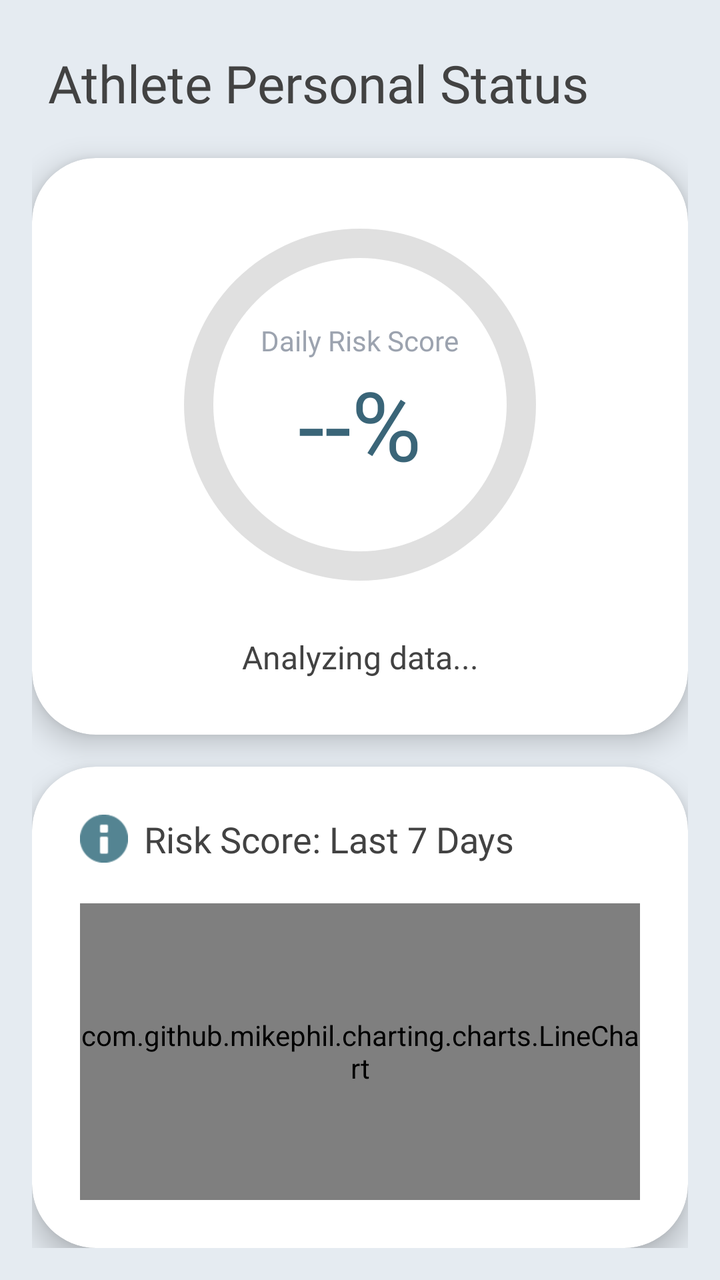
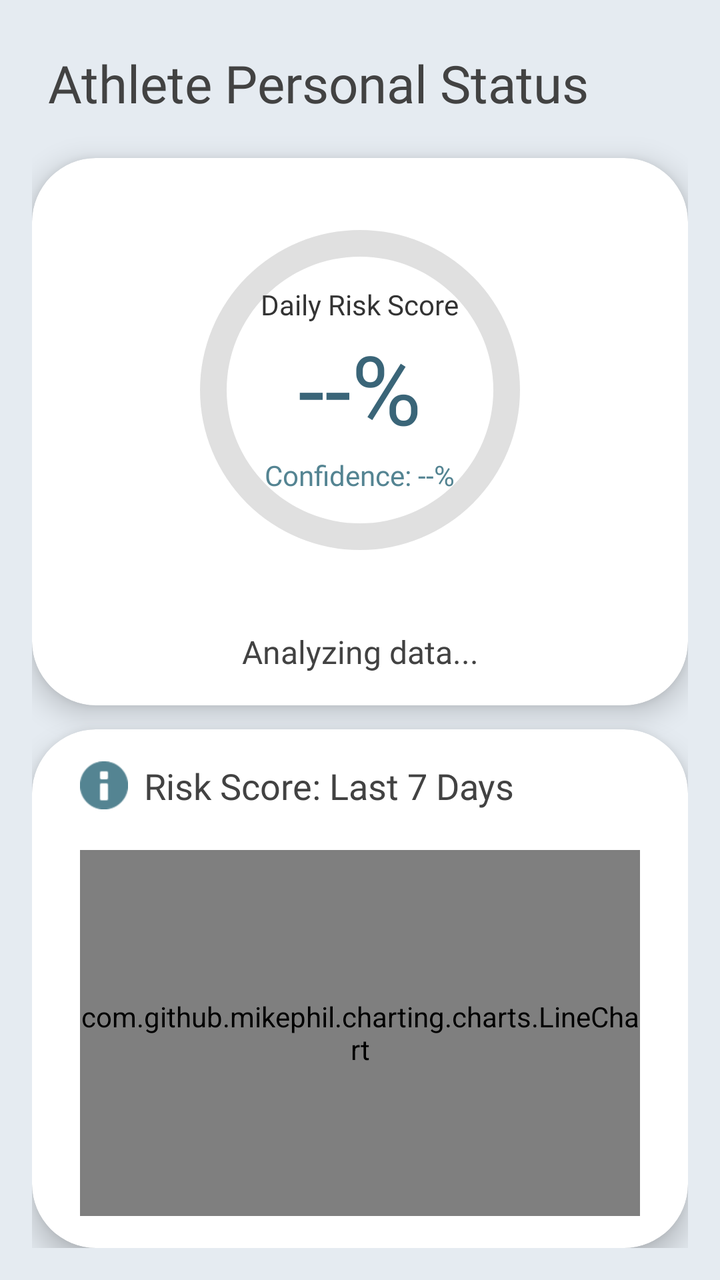

Before-and-after screenshots of an Android layout around one commit, followed by the original layout XML and the change that was made.
<!-- AndroidManifest.xml: application theme Theme.AthleAgent -->
<!-- res/layout/activity_athlete_dashboard.xml -->
<?xml version="1.0" encoding="utf-8"?>
<androidx.appcompat.widget.LinearLayoutCompat xmlns:android="http://schemas.android.com/apk/res/android"
    xmlns:app="http://schemas.android.com/apk/res-auto"
    xmlns:tools="http://schemas.android.com/tools"
    android:id="@+id/dashboard_root"
    android:layout_width="match_parent"
    android:layout_height="match_parent"
    android:background="@color/background_dash"
    android:orientation="vertical"
    android:padding="@dimen/spacing_16">

    <com.google.android.material.textview.MaterialTextView
        android:layout_width="match_parent"
        android:layout_height="wrap_content"
        android:text="@string/athlete_dashboard_headline"
        android:textSize="26sp"
        android:fontFamily="@font/roboto_bold"
        android:textColor="@color/text"
        android:layout_marginTop="8dp"
        android:layout_marginBottom="20dp"
        android:layout_marginStart="8dp"/>

    <com.google.android.material.card.MaterialCardView
        android:id="@+id/dashboard_CARD_risk"
        android:layout_width="match_parent"
        android:layout_height="0dp"
        android:layout_weight="1.2"
        android:layout_marginBottom="16dp"
        app:cardBackgroundColor="@color/white"
        app:cardCornerRadius="32dp"
        app:cardElevation="8dp"
        app:strokeWidth="0dp">

        <androidx.appcompat.widget.LinearLayoutCompat
            android:layout_width="match_parent"
            android:layout_height="match_parent"
            android:orientation="vertical"
            android:padding="28dp"
            android:gravity="center">

            <RelativeLayout
                android:layout_width="220dp"
                android:layout_height="0dp"
                android:layout_weight="1">

                <ProgressBar
                    android:id="@+id/dashboard_PRG_riskScore"
                    style="?android:attr/progressBarStyleHorizontal"
                    android:layout_width="match_parent"
                    android:layout_height="match_parent"
                    android:indeterminate="false"
                    android:max="100"
                    android:progress="0"
                    android:progressDrawable="@drawable/progress_drawable_green" />

                <androidx.appcompat.widget.LinearLayoutCompat
                    android:layout_width="wrap_content"
                    android:layout_height="wrap_content"
                    android:orientation="vertical"
                    android:layout_centerInParent="true"
                    android:gravity="center">

                    <com.google.android.material.textview.MaterialTextView
                        android:layout_width="wrap_content"
                        android:layout_height="wrap_content"
                        android:text="@string/daily_risk_score"
                        android:textSize="14sp"
                        android:fontFamily="@font/roboto_bold"
                        android:textColor="@color/lm_text_muted"/>

                    <com.google.android.material.textview.MaterialTextView
                        android:id="@+id/dashboard_TXT_score"
                        android:layout_width="wrap_content"
                        android:layout_height="wrap_content"
                        android:text="--%"
                        android:textSize="48sp"
                        android:fontFamily="@font/roboto_bold"
                        android:textColor="@color/brand_button_dark_muted"/>
                </androidx.appcompat.widget.LinearLayoutCompat>
            </RelativeLayout>

            <com.google.android.material.textview.MaterialTextView
                android:id="@+id/dashboard_TXT_aiRecommendation"
                android:layout_width="match_parent"
                android:layout_height="wrap_content"
                android:text="@string/analyzing_data"
                android:textSize="16sp"
                android:textColor="@color/text"
                android:textAlignment="center"
                android:fontFamily="@font/roboto_regular"
                android:lineSpacingExtra="4dp"
                android:layout_marginTop="20dp"/>
        </androidx.appcompat.widget.LinearLayoutCompat>
    </com.google.android.material.card.MaterialCardView>

    <com.google.android.material.card.MaterialCardView
        android:id="@+id/dashboard_CARD_history"
        android:layout_width="match_parent"
        android:layout_height="0dp"
        android:layout_weight="1"
        app:cardBackgroundColor="@color/white"
        app:cardCornerRadius="32dp"
        app:cardElevation="8dp"
        app:strokeWidth="0dp">

        <androidx.appcompat.widget.LinearLayoutCompat
            android:layout_width="match_parent"
            android:layout_height="match_parent"
            android:orientation="vertical"
            android:padding="24dp">

            <androidx.appcompat.widget.LinearLayoutCompat
                android:layout_width="match_parent"
                android:layout_height="wrap_content"
                android:orientation="horizontal"
                android:gravity="center_vertical"
                android:layout_marginBottom="12dp">

                <androidx.appcompat.widget.AppCompatImageView
                    android:layout_width="24dp"
                    android:layout_height="24dp"
                    android:contentDescription="@string/risk_logo"
                    android:src="@android:drawable/ic_dialog_info"
                    app:tint="@color/brand_button_light_muted"
                    android:layout_marginEnd="8dp"/>

                <com.google.android.material.textview.MaterialTextView
                    android:layout_width="wrap_content"
                    android:layout_height="wrap_content"
                    android:text="@string/risk_score_last_7_days"
                    android:fontFamily="@font/roboto_bold"
                    android:textSize="18sp"
                    android:textColor="@color/text"/>
            </androidx.appcompat.widget.LinearLayoutCompat>

            <com.github.mikephil.charting.charts.LineChart
                android:id="@+id/dashboard_CHART_history"
                android:layout_width="match_parent"
                android:layout_height="match_parent"
                android:layout_marginTop="8dp"/>

        </androidx.appcompat.widget.LinearLayoutCompat>
    </com.google.android.material.card.MaterialCardView>

</androidx.appcompat.widget.LinearLayoutCompat>
<!-- resources referenced by this layout -->
<resources>
  <color name="background_dash">#E5EBF1</color>
  <color name="brand_button_dark_muted">#3A6578</color>
  <color name="brand_button_light_muted">#548492</color>
  <color name="lm_text_muted">#9CA3AF</color>
  <color name="text">#424242</color>
  <color name="white">#FFFFFFFF</color>
  <dimen name="spacing_16">16dp</dimen>
  <!-- drawable progress_drawable_green (drawable) -->
  <?xml version="1.0" encoding="utf-8"?>
  <layer-list xmlns:android="http://schemas.android.com/apk/res/android">
      <item
          android:id="@android:id/background"
          android:drawable="@drawable/circular_progress_background" />
      <item
          android:id="@android:id/progress"
          android:drawable="@drawable/circular_progress_green" />
  </layer-list>
  <string name="analyzing_data">Analyzing data...</string>
  <string name="athlete_dashboard_headline">Athlete Personal Status</string>
  <string name="daily_risk_score">Daily Risk Score</string>
  <string name="risk_logo">risk logo</string>
  <string name="risk_score_last_7_days">Risk Score: Last 7 Days</string>
  <style name="Theme.AthleAgent" parent="Base.Theme.AthleAgent" />
  <!-- drawable circular_progress_background (drawable) -->
  <?xml version="1.0" encoding="utf-8"?>
  <shape xmlns:android="http://schemas.android.com/apk/res/android"
      android:innerRadiusRatio="3"
      android:shape="ring"
      android:thicknessRatio="15.0"
      android:useLevel="false">
      <solid android:color="#E0E0E0" />
  </shape>
  <!-- drawable circular_progress_green (drawable) -->
  <?xml version="1.0" encoding="utf-8"?>
  <rotate xmlns:android="http://schemas.android.com/apk/res/android"
      android:fromDegrees="270"
      android:toDegrees="270">
      <shape
          android:innerRadiusRatio="3"
          android:shape="ring"
          android:thicknessRatio="15.0"
          android:useLevel="true">
          <gradient
              android:startColor="#81C784"
              android:endColor="#388E3C"
              android:type="sweep" />
      </shape>
  </rotate>
  <style name="Base.Theme.AthleAgent" parent="Theme.Material3.DayNight.NoActionBar">
          
          
          <item name="android:statusBarColor">#F5F7FA</item>
          <item name="android:windowLightStatusBar">true</item>
      </style>
</resources>

<!-- the commit's change to res/layout/activity_athlete_dashboard.xml (unified diff, before → after) -->
@@ -23,9 +23,8 @@
     <com.google.android.material.card.MaterialCardView
         android:id="@+id/dashboard_CARD_risk"
         android:layout_width="match_parent"
-        android:layout_height="0dp"
-        android:layout_weight="1.2"
-        android:layout_marginBottom="16dp"
+        android:layout_height="wrap_content"
+        android:layout_marginBottom="12dp"
         app:cardBackgroundColor="@color/white"
         app:cardCornerRadius="32dp"
         app:cardElevation="8dp"
@@ -33,15 +32,15 @@
 
         <androidx.appcompat.widget.LinearLayoutCompat
             android:layout_width="match_parent"
-            android:layout_height="match_parent"
+            android:layout_height="wrap_content"
             android:orientation="vertical"
-            android:padding="28dp"
+            android:paddingHorizontal="24dp"
+            android:paddingVertical="16dp"
             android:gravity="center">
 
             <RelativeLayout
-                android:layout_width="220dp"
-                android:layout_height="0dp"
-                android:layout_weight="1">
+                android:layout_width="200dp"
+                android:layout_height="200dp">
 
                 <ProgressBar
                     android:id="@+id/dashboard_PRG_riskScore"
@@ -66,7 +65,7 @@
                         android:text="@string/daily_risk_score"
                         android:textSize="14sp"
                         android:fontFamily="@font/roboto_bold"
-                        android:textColor="@color/lm_text_muted"/>
+                        android:textColor="@color/charcoal_black"/>
 
                     <com.google.android.material.textview.MaterialTextView
                         android:id="@+id/dashboard_TXT_score"
@@ -76,6 +75,16 @@
                         android:textSize="48sp"
                         android:fontFamily="@font/roboto_bold"
                         android:textColor="@color/brand_button_dark_muted"/>
+
+                    <com.google.android.material.textview.MaterialTextView
+                        android:id="@+id/dashboard_TXT_confidence"
+                        android:layout_width="wrap_content"
+                        android:layout_height="wrap_content"
+                        android:text="Confidence: --%"
+                        android:textSize="14sp"
+                        android:fontFamily="@font/roboto_bold"
+                        android:textColor="@color/brand_button_light_muted"
+                        android:layout_marginTop="2dp"/>
                 </androidx.appcompat.widget.LinearLayoutCompat>
             </RelativeLayout>
 
@@ -107,7 +116,8 @@
             android:layout_width="match_parent"
             android:layout_height="match_parent"
             android:orientation="vertical"
-            android:padding="24dp">
+            android:paddingHorizontal="24dp"
+            android:paddingVertical="16dp">
 
             <androidx.appcompat.widget.LinearLayoutCompat
                 android:layout_width="match_parent"
<!-- resource entries referenced after the edit -->
@@ -3,7 +3,7 @@
   <color name="background_dash">#E5EBF1</color>
   <color name="brand_button_dark_muted">#3A6578</color>
   <color name="brand_button_light_muted">#548492</color>
-  <color name="lm_text_muted">#9CA3AF</color>
+  <color name="charcoal_black">#333333</color>
   <color name="text">#424242</color>
   <color name="white">#FFFFFFFF</color>
   <dimen name="spacing_16">16dp</dimen>
